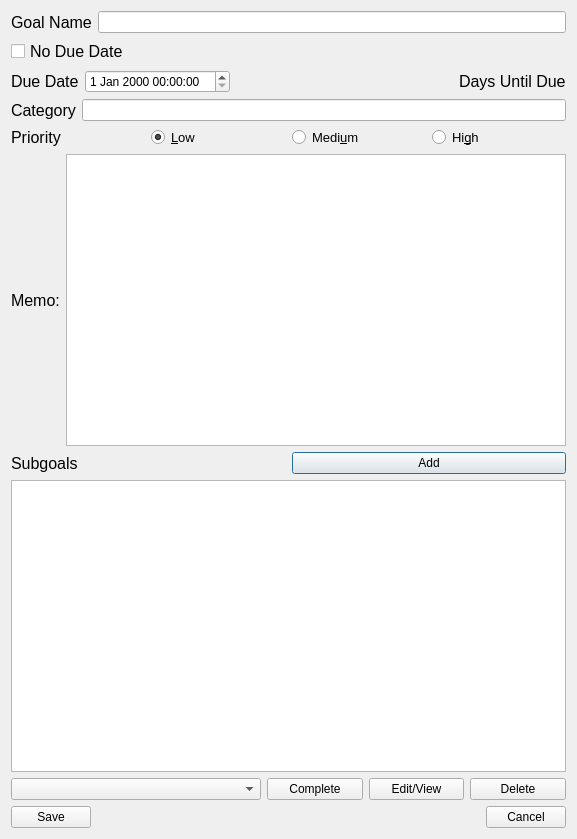
Before: the Qt Designer form UI/AddEditViewGoal.ui in cis422-goaltracker/goaltracker, drawn with Qt 5.
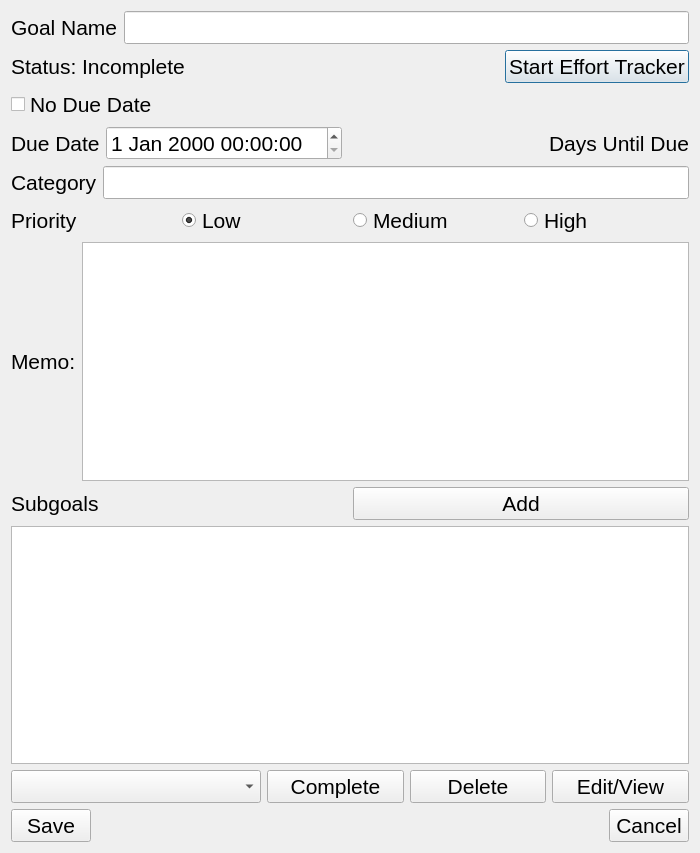
After: the same form once the commit is applied.

Commit message: Updated font size and a few new elements for UI's

```diff
--- a/UI/AddEditViewGoal.ui
+++ b/UI/AddEditViewGoal.ui
@@ -6,8 +6,8 @@
    <rect>
     <x>0</x>
     <y>0</y>
-    <width>577</width>
-    <height>839</height>
+    <width>700</width>
+    <height>853</height>
    </rect>
   </property>
   <property name="windowTitle">
@@ -20,7 +20,7 @@
       <widget class="QLabel" name="label_goal_name">
        <property name="font">
         <font>
-         <pointsize>12</pointsize>
+         <pointsize>16</pointsize>
         </font>
        </property>
        <property name="text">
@@ -29,7 +29,54 @@
       </widget>
      </item>
      <item>
-      <widget class="QLineEdit" name="lineEdit_goal_name"/>
+      <widget class="QLineEdit" name="lineEdit_goal_name">
+       <property name="font">
+        <font>
+         <pointsize>16</pointsize>
+        </font>
+       </property>
+      </widget>
+     </item>
+    </layout>
+   </item>
+   <item>
+    <layout class="QHBoxLayout" name="horizontalLayout_9">
+     <item>
+      <widget class="QLabel" name="label_status">
+       <property name="font">
+        <font>
+         <pointsize>16</pointsize>
+        </font>
+       </property>
+       <property name="text">
+        <string>Status: Incomplete</string>
+       </property>
+      </widget>
+     </item>
+     <item>
+      <spacer name="horizontalSpacer_3">
+       <property name="orientation">
+        <enum>Qt::Horizontal</enum>
+       </property>
+       <property name="sizeHint" stdset="0">
+        <size>
+         <width>40</width>
+         <height>20</height>
+        </size>
+       </property>
+      </spacer>
+     </item>
+     <item>
+      <widget class="QPushButton" name="push_effort">
+       <property name="font">
+        <font>
+         <pointsize>16</pointsize>
+        </font>
+       </property>
+       <property name="text">
+        <string>Start Effort Tracker</string>
+       </property>
+      </widget>
      </item>
     </layout>
    </item>
@@ -37,7 +84,7 @@
     <widget class="QCheckBox" name="checkBox_due_date">
      <property name="font">
       <font>
-       <pointsize>12</pointsize>
+       <pointsize>16</pointsize>
       </font>
      </property>
      <property name="text">
@@ -57,7 +104,7 @@
        </property>
        <property name="font">
         <font>
-         <pointsize>12</pointsize>
+         <pointsize>16</pointsize>
         </font>
        </property>
        <property name="text">
@@ -66,7 +113,13 @@
       </widget>
      </item>
      <item>
-      <widget class="QDateTimeEdit" name="dateTimeEdit_due_date"/>
+      <widget class="QDateTimeEdit" name="dateTimeEdit_due_date">
+       <property name="font">
+        <font>
+         <pointsize>16</pointsize>
+        </font>
+       </property>
+      </widget>
      </item>
      <item>
       <spacer name="horizontalSpacer_2">
@@ -91,7 +144,7 @@
        </property>
        <property name="font">
         <font>
-         <pointsize>12</pointsize>
+         <pointsize>16</pointsize>
         </font>
        </property>
        <property name="text">
@@ -107,7 +160,7 @@
       <widget class="QLabel" name="label_category">
        <property name="font">
         <font>
-         <pointsize>12</pointsize>
+         <pointsize>16</pointsize>
         </font>
        </property>
        <property name="text">
@@ -116,7 +169,13 @@
       </widget>
      </item>
      <item>
-      <widget class="QLineEdit" name="lineEdit_category"/>
+      <widget class="QLineEdit" name="lineEdit_category">
+       <property name="font">
+        <font>
+         <pointsize>16</pointsize>
+        </font>
+       </property>
+      </widget>
      </item>
     </layout>
    </item>
@@ -126,7 +185,7 @@
       <widget class="QLabel" name="label_priority">
        <property name="font">
         <font>
-         <pointsize>12</pointsize>
+         <pointsize>16</pointsize>
         </font>
        </property>
        <property name="text">
@@ -138,11 +197,11 @@
       <widget class="QRadioButton" name="radio_priority_low">
        <property name="font">
         <font>
-         <pointsize>10</pointsize>
+         <pointsize>16</pointsize>
         </font>
        </property>
        <property name="text">
-        <string>&amp;Low</string>
+        <string>Low</string>
        </property>
        <property name="checked">
         <bool>true</bool>
@@ -156,11 +215,11 @@
       <widget class="QRadioButton" name="radio_priority_medium">
        <property name="font">
         <font>
-         <pointsize>10</pointsize>
+         <pointsize>16</pointsize>
         </font>
        </property>
        <property name="text">
-        <string>Medi&amp;um</string>
+        <string>Medium</string>
        </property>
        <property name="checked">
         <bool>false</bool>
@@ -174,11 +233,11 @@
       <widget class="QRadioButton" name="radio_priority_high">
        <property name="font">
         <font>
-         <pointsize>10</pointsize>
+         <pointsize>16</pointsize>
         </font>
        </property>
        <property name="text">
-        <string>Hi&amp;gh</string>
+        <string>High</string>
        </property>
        <attribute name="buttonGroup">
         <string notr="true">buttonGroup</string>
@@ -193,7 +252,7 @@
       <widget class="QLabel" name="label_memo">
        <property name="font">
         <font>
-         <pointsize>12</pointsize>
+         <pointsize>16</pointsize>
         </font>
        </property>
        <property name="text">
@@ -209,6 +268,11 @@
          <verstretch>0</verstretch>
         </sizepolicy>
        </property>
+       <property name="font">
+        <font>
+         <pointsize>16</pointsize>
+        </font>
+       </property>
       </widget>
      </item>
     </layout>
@@ -219,7 +283,7 @@
       <widget class="QLabel" name="label_subgoals">
        <property name="font">
         <font>
-         <pointsize>12</pointsize>
+         <pointsize>16</pointsize>
         </font>
        </property>
        <property name="text">
@@ -229,6 +293,11 @@
      </item>
      <item>
       <widget class="QPushButton" name="push_add_subgoal">
+       <property name="font">
+        <font>
+         <pointsize>16</pointsize>
+        </font>
+       </property>
        <property name="text">
         <string>Add</string>
        </property>
@@ -244,6 +313,11 @@
        <verstretch>0</verstretch>
       </sizepolicy>
      </property>
+     <property name="font">
+      <font>
+       <pointsize>16</pointsize>
+      </font>
+     </property>
     </widget>
    </item>
    <item>
@@ -256,35 +330,60 @@
          <height>0</height>
         </size>
        </property>
+       <property name="font">
+        <font>
+         <pointsize>16</pointsize>
+        </font>
+       </property>
       </widget>
      </item>
      <item>
       <widget class="QPushButton" name="push_complete_subgoal">
+       <property name="font">
+        <font>
+         <pointsize>16</pointsize>
+        </font>
+       </property>
        <property name="text">
         <string>Complete</string>
        </property>
       </widget>
      </item>
-     <item>
-      <widget class="QPushButton" name="push_edit_view_subgoal">
-       <property name="text">
-        <string>Edit/View</string>
-       </property>
-      </widget>
-     </item>
      <item>
       <widget class="QPushButton" name="push_delete_subgoal">
+       <property name="font">
+        <font>
+         <pointsize>16</pointsize>
+        </font>
+       </property>
        <property name="text">
         <string>Delete</string>
        </property>
       </widget>
      </item>
+     <item>
+      <widget class="QPushButton" name="push_edit_view_subgoal">
+       <property name="font">
+        <font>
+         <pointsize>16</pointsize>
+        </font>
+       </property>
+       <property name="text">
+        <string>Edit/View</string>
+       </property>
+      </widget>
+     </item>
     </layout>
    </item>
    <item>
     <layout class="QHBoxLayout" name="horizontalLayout_8">
      <item>
       <widget class="QPushButton" name="push_save">
+       <property name="font">
+        <font>
+         <pointsize>16</pointsize>
+        </font>
+       </property>
        <property name="text">
         <string>Save</string>
        </property>
@@ -305,6 +404,11 @@
      </item>
      <item>
       <widget class="QPushButton" name="push_cancel">
+       <property name="font">
+        <font>
+         <pointsize>16</pointsize>
+        </font>
+       </property>
        <property name="text">
         <string>Cancel</string>
        </property>
```
Left out of the diff: 12 changed lines with no effect on the pictures. The commit also changes 2 other files.
